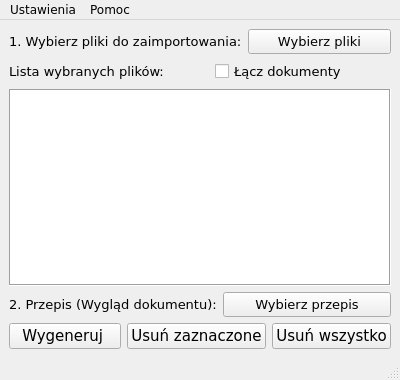
sealcode/gpandoc, file ui/mainwindow.ui: the form before one commit.
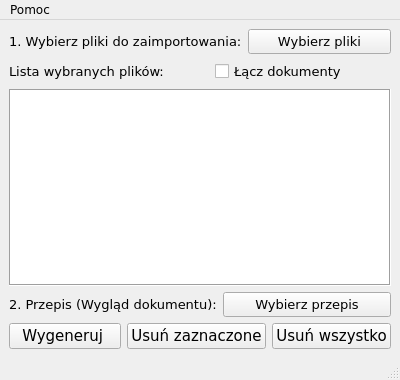
The form after the commit.

Patch:
```diff
--- a/ui/mainwindow.ui
+++ b/ui/mainwindow.ui
@@ -219,16 +219,9 @@
      <x>0</x>
      <y>0</y>
      <width>400</width>
-     <height>21</height>
+     <height>19</height>
     </rect>
    </property>
-   <widget class="QMenu" name="menuUstawienia">
-    <property name="title">
-     <string>Ustawienia</string>
-    </property>
-    <addaction name="actionPreferencje"/>
-    <addaction name="actionInterfejs"/>
-   </widget>
    <widget class="QMenu" name="menuPomoc">
     <property name="title">
      <string>Pomoc</string>
@@ -238,7 +231,6 @@
     <addaction name="actionO_GPandoc"/>
     <addaction name="actionO_Autorach"/>
    </widget>
-   <addaction name="menuUstawienia"/>
    <addaction name="menuPomoc"/>
   </widget>
   <widget class="QStatusBar" name="statusbar"/>
```
Left out of the diff: 17 changed lines with no effect on the pictures.
